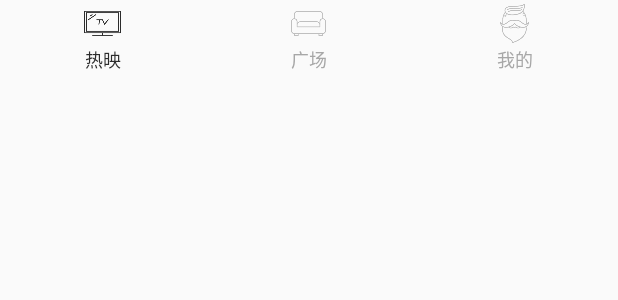
After one commit to 115MRLI/MovieWatch, an Android app: the layout menu_foot.xml on its own in the app's theme, with its tools: preview values and no code run, on a phone screen of 412 x 824 dp. The commit adds this screen. Shown: the top 300 px of the screen. Run offline under Robolectric (Android 15) with nearby library versions, the phone set to English and light mode, and no system bars.

Commit message:
欢迎页面完成，首页开始设计

```diff
--- a/app/src/main/res/layout/activity_main.xml
+++ b/app/src/main/res/layout/activity_main.xml
@@ -4,7 +4,7 @@
     android:layout_height="match_parent">
 
     <ImageView
-        android:id="@+id/wel_bc"
+        android:id="@+id/wel_bac"
         android:layout_width="match_parent"
         android:layout_height="match_parent"
         android:background="@mipmap/motorcycle" />
--- /dev/null
+++ b/app/src/main/res/layout/menu_foot.xml
@@ -0,0 +1,83 @@
+<?xml version="1.0" encoding="utf-8"?>
+<LinearLayout xmlns:android="http://schemas.android.com/apk/res/android"
+    android:id="@+id/menu_foot"
+    android:layout_width="match_parent"
+    android:layout_height="50dp"
+    android:layout_alignParentBottom="true"
+    android:orientation="horizontal">
+
+    <LinearLayout
+        android:id="@+id/home_page"
+        android:layout_width="0dp"
+        android:layout_height="match_parent"
+        android:layout_weight="1"
+        android:clickable="true"
+        android:gravity="center"
+        android:orientation="vertical">
+
+        <ImageView
+            android:id="@+id/home_page_iv"
+            android:layout_width="30dp"
+            android:layout_height="30dp"
+            android:background="@mipmap/moive" />
+
+        <TextView
+            android:id="@+id/home_page_tv"
+            android:layout_width="wrap_content"
+            android:layout_height="wrap_content"
+            android:text="@string/home_page_str"
+            android:textColor="@color/foot"
+            android:textSize="12dp" />
+
+    </LinearLayout>
+
+    <LinearLayout
+        android:id="@+id/inform"
+        android:layout_width="0dp"
+        android:layout_height="match_parent"
+        android:layout_weight="1"
+        android:clickable="true"
+        android:gravity="center"
+        android:orientation="vertical">
+
+        <ImageView
+            android:id="@+id/inform_iv"
+            android:layout_width="30dp"
+            android:layout_height="30dp"
+            android:background="@mipmap/square_no" />
+
+        <TextView
+            android:id="@+id/inform_tv"
+            android:layout_width="wrap_content"
+            android:layout_height="wrap_content"
+            android:text="@string/inform_str"
+            android:textColor="@color/detailsstr"
+            android:textSize="12dp" />
+
+    </LinearLayout>
+
+    <LinearLayout
+        android:id="@+id/myself"
+        android:layout_width="0dp"
+        android:layout_height="match_parent"
+        android:layout_weight="1"
+        android:clickable="true"
+        android:gravity="center"
+        android:orientation="vertical">
+
+        <ImageView
+            android:id="@+id/myself_iv"
+            android:layout_width="30dp"
+            android:layout_height="30dp"
+            android:background="@mipmap/me_no" />
+
+        <TextView
+            android:id="@+id/myself_tv"
+            android:layout_width="wrap_content"
+            android:layout_height="wrap_content"
+            android:text="@string/myself_str"
+            android:textColor="@color/detailsstr"
+            android:textSize="12dp" />
+
+    </LinearLayout>
+</LinearLayout>
--- a/app/src/main/res/values/colors.xml
+++ b/app/src/main/res/values/colors.xml
@@ -3,4 +3,7 @@
     <color name="colorPrimary">#3F51B5</color>
     <color name="colorPrimaryDark">#303F9F</color>
     <color name="colorAccent">#FF4081</color>
+    <color name="disfoot">#bfbfbf</color>
+    <color name="foot">#2c2c2c</color>
+    <color name="detailsstr">#A7A7A7</color>
 </resources>
--- a/app/src/main/res/values/strings.xml
+++ b/app/src/main/res/values/strings.xml
@@ -1,3 +1,6 @@
 <resources>
     <string name="app_name">MovieWatch</string>
+    <string name="home_page_str">热映</string>
+    <string name="myself_str">我的</string>
+    <string name="inform_str">广场</string>
 </resources>
```
Also changed, not shown: app/src/main/AndroidManifest.xml (+31 -23 lines), app/src/main/java/movie/watch/moviewatch/presenter/WelcomePresenter.java (added, +11 -0 lines), app/src/main/java/movie/watch/moviewatch/presenter/impl/WelcomePresenterImpl.java (added, +69 -0 lines), app/src/main/java/movie/watch/moviewatch/view/activity/HomeActivity.java (added, +63 -0 lines), app/src/main/java/movie/watch/moviewatch/view/activity/MainActivity.java (deleted, +0 -40 lines), app/src/main/java/movie/watch/moviewatch/view/activity/WelcomeActivity.java (added, +66 -0 lines), app/src/main/java/movie/watch/moviewatch/view/contract/HomeContract.java (added, +9 -0 lines), app/src/main/java/movie/watch/moviewatch/view/contract/WelcomeContract.java (added, +18 -0 lines), app/src/main/res/layout/activity_home.xml (added, +26 -0 lines), app/build.gradle (line endings or trailing spaces), app/src/main/res/mipmap-mdpi/me.png (added), app/src/main/res/mipmap-mdpi/me_no.png (added), app/src/main/res/mipmap-mdpi/moive.png (added), app/src/main/res/mipmap-mdpi/movie_no.png (added), 2 more files.
